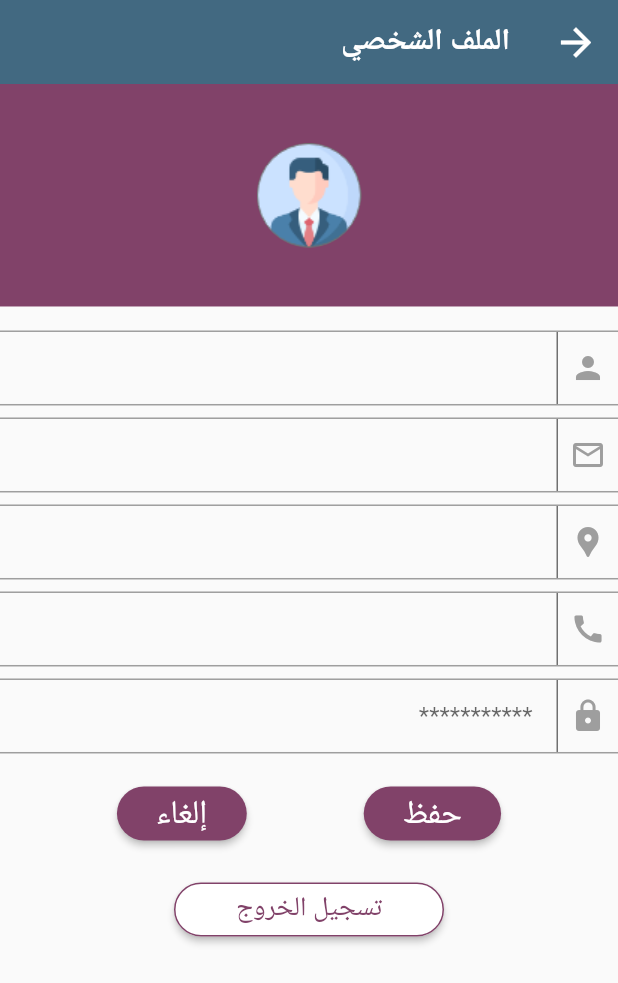
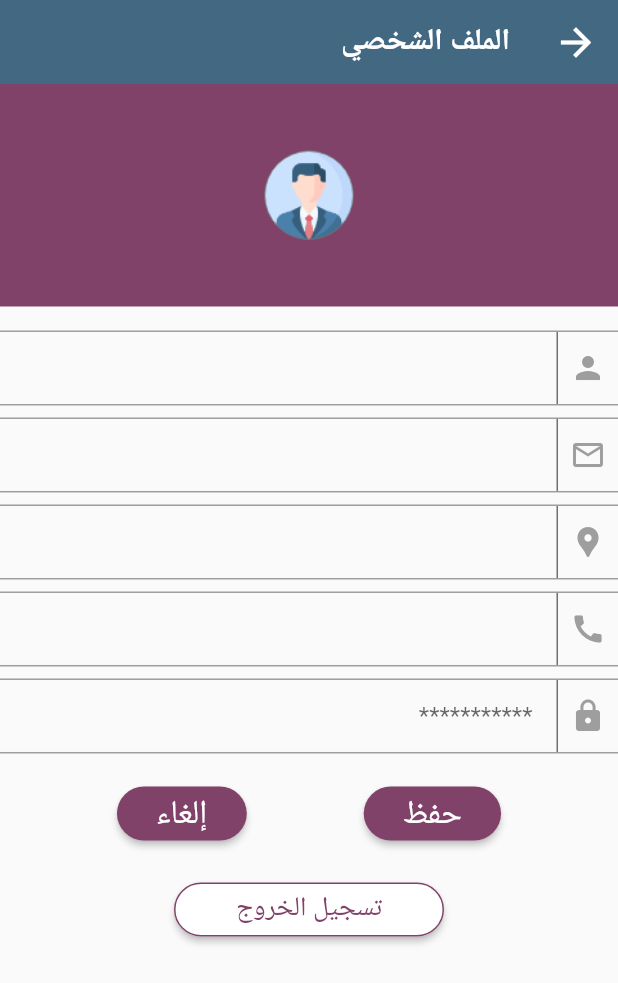
Before and after one commit to githussein/weather_social_network_flutter, a Flutter app: the EditProfileScreen screen opened directly, on a phone screen of 412 x 824 dp. Shown: the top 983 px of the screen. Run offline on Flutter 3.47's test engine with Material 2 defaults, Android fonts, the light colour scheme and no system bars; our stand-ins replace cached_network_image, carousel_slider, chewie, dio, google_mobile_ads, google_sign_in and 4 more; missing offline and left inert: cached_video_player; accounts and stored records are empty; network calls fail.

Commit message:
feature/MH-43-fixes-navigation-issues

```diff
--- a/lib/screens/edit_profile_photo.dart
+++ b/lib/screens/edit_profile_photo.dart
@@ -1,3 +1,4 @@
+import 'package:cached_network_image/cached_network_image.dart';
 import 'package:flutter/material.dart';
 import 'package:flutter/services.dart';
 import 'package:provider/provider.dart';
@@ -108,13 +109,16 @@ class _EditProfileScreenState extends State<EditProfileScreen> {
                                   fit: BoxFit.cover,
                                 ),
                               )
-                            : const ClipOval(
-                                child: Image(
-                                    fit: BoxFit.cover,
-                                    width: 70,
-                                    height: 70,
-                                    image:
-                                        AssetImage('assets/img/profile.png')),
+                            : ClipOval(
+                                child: Provider.of<Auth>(context).userPic == ''
+                                    ? const Image(
+                                        image: AssetImage(
+                                            'assets/img/profile.png'),
+                                        height: 60)
+                                    : CachedNetworkImage(
+                                        fit: BoxFit.cover,
+                                        imageUrl:
+                                            Provider.of<Auth>(context).userPic),
                               ),
                       )),
                     ),
--- a/lib/screens/send_photo_screen.dart
+++ b/lib/screens/send_photo_screen.dart
@@ -190,7 +190,7 @@ class _SendPhotoScreen extends State<SendPhotoScreen> {
                             print('sendStatus: $e');
                             if (!mounted) return;
                             ScaffoldMessenger.of(context).showSnackBar(SnackBar(
-                              backgroundColor: Colors.purple.shade700,
+                              backgroundColor: Colors.deepPurple,
                               content: const Text('Internal server error'),
                             ));
                           }
```
Also changed, not shown: lib/providers/auth.dart (+4 -3 lines), lib/screens/profile_screen.dart (+8 -3 lines), lib/screens/register_screen.dart (+20 -21 lines), lib/screens/settings.dart (+11 -5 lines), lib/screens/sign_in_screen.dart (+8 -3 lines).
